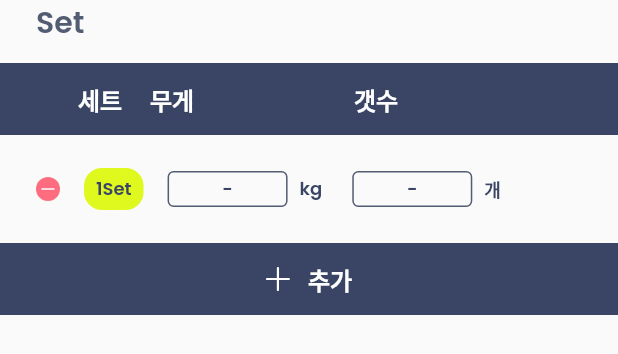
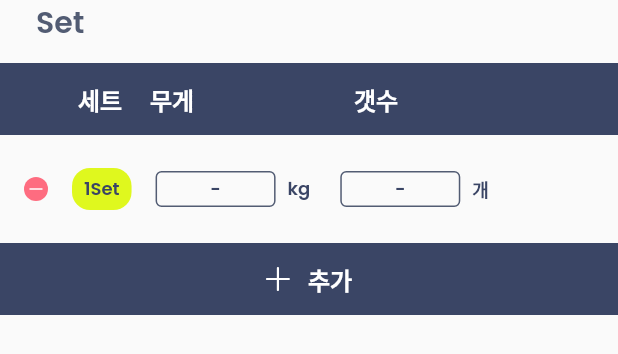
Before and after one commit to jeomgymjeok-gwabuha/jeomgymjeok_gwabuha_front_mobile, a Flutter app: the SetTable widget shown alone on an empty page, opened directly, on a phone screen of 412 x 824 dp. Shown: the top 354 px of the screen. Run offline on Flutter 3.47's test engine with Material 2 defaults, Android fonts, the phone set to English and light mode, and no system bars; our stand-ins replace flutter_riverpod, flutter_svg, google_fonts, table_calendar.

Commit message:
change widget name

```diff
--- a/lib/widgets/set_table.dart
+++ b/lib/widgets/set_table/index.dart
@@ -61,7 +61,7 @@ class SetTable extends StatelessWidget {
           ),
         ),
         Padding(
-          padding: const EdgeInsets.symmetric(vertical: 12, horizontal: 8),
+          padding: const EdgeInsets.symmetric(vertical: 12),
           child: Row(
             crossAxisAlignment: CrossAxisAlignment.center,
             children: [
```
